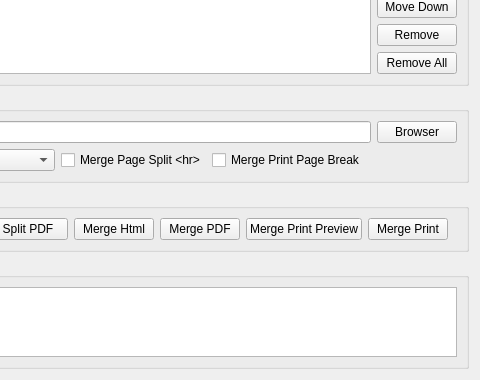
visualfc/liteide, file liteidex/src/plugins/markdown/markdownbatchwidget.ui: the form before one commit; both pictures show x 121 to 601 and y 128 to 508 of the 601 by 508 pixel window.
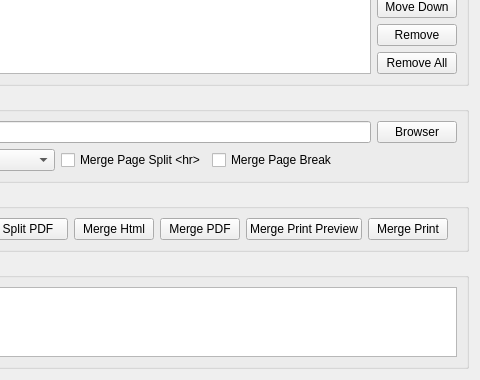
The form after the commit.

Commit message: markdown: hide print

```diff
--- a/liteidex/src/plugins/markdown/markdownbatchwidget.ui
+++ b/liteidex/src/plugins/markdown/markdownbatchwidget.ui
@@ -141,7 +141,7 @@
         <item>
          <widget class="QCheckBox" name="mergePageBreakCheckBox">
           <property name="text">
-           <string>Merge Print Page Break</string>
+           <string>Merge Page Break</string>
           </property>
          </widget>
         </item>
```
The commit also changes 3 other files.
